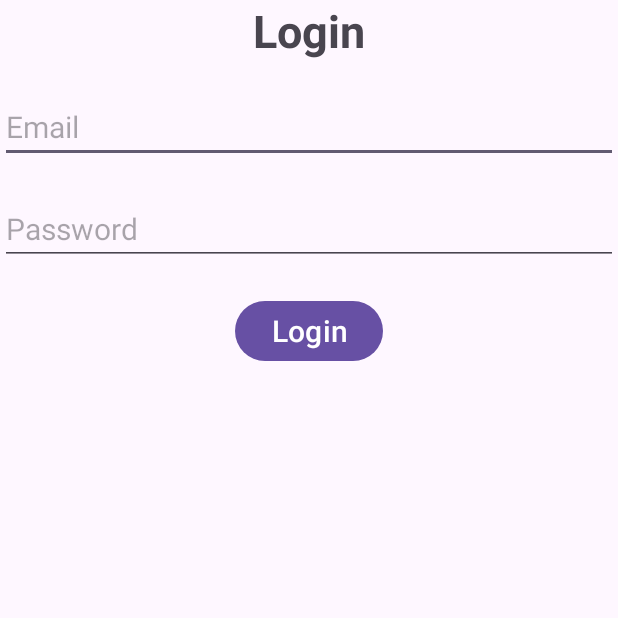
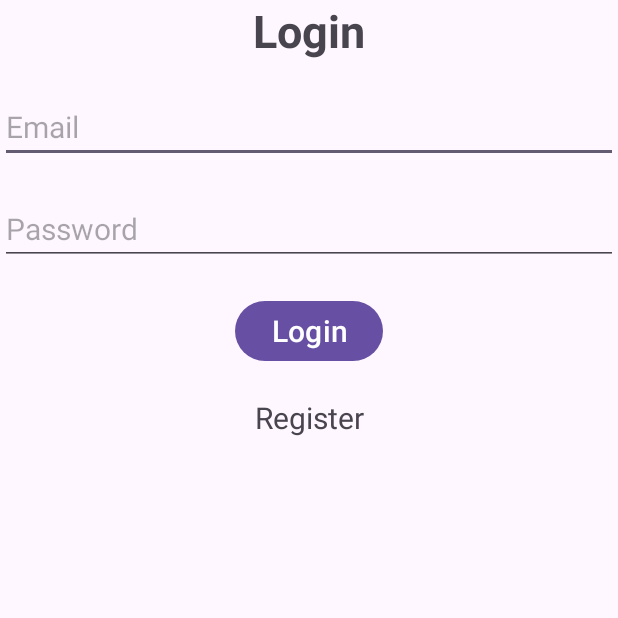
Before and after one commit to taut0logy/MyApplication, an Android app: the screen it shows after launch (LoginActivity), on a phone screen of 412 x 824 dp, the top half of it. Run offline under Robolectric (Android 15) with nearby library versions, the light colour scheme and no system bars; our stand-ins replace Firebase (no records; nobody signed in at launch, a user with empty details on screens opened directly); 1 statement that could not run was skipped.

Commit message:
Added Firebase

```diff
--- a/app/src/main/AndroidManifest.xml
+++ b/app/src/main/AndroidManifest.xml
@@ -25,7 +25,7 @@
             </intent-filter>
         </activity>
         <activity
-            android:name=".InputActivity"
+            android:name=".SigninActivity"
             android:exported="false" />
         <activity
             android:name=".ProfileActivity"
--- a/app/src/main/java/com/example/myapplication/LoginActivity.java
+++ b/app/src/main/java/com/example/myapplication/LoginActivity.java
@@ -6,6 +6,7 @@ import androidx.appcompat.app.AppCompatActivity;
 import android.os.Bundle;
 import android.widget.Button;
 import android.widget.EditText;
+import android.widget.TextView;
 
 import com.google.firebase.auth.FirebaseAuth;
 import com.google.firebase.database.DataSnapshot;
@@ -28,21 +29,25 @@ public class LoginActivity extends AppCompatActivity {
         //add user to database
         database.getReference().child("users").child("1").setValue(user);
 
+        etEmail=findViewById(R.id.et_email);
+        etPassword=findViewById(R.id.et_password);
         btnLogin=findViewById(R.id.btn_login);
         btnLogin.setOnClickListener(v-> {
-            String email = etEmail.getText().toString();
-            String password = etPassword.getText().toString();
+            String email= etEmail.getText().toString();
+            String password= etPassword.getText().toString();
             User newUser=new User("Ahsan",email,password);
             database.getReference().child("users").child("2").setValue(newUser);
         });
 
+        TextView tv=findViewById(R.id.tv_register);
         //DataSnapshot dataSnapshot= database.getReference().child("users").child("1").get().getResult();
         //System.out.println(dataSnapshot.getValue(User.class));
         database.getReference().addListenerForSingleValueEvent(new ValueEventListener() {
             @Override
             public void onDataChange(@NonNull DataSnapshot snapshot) {
-                User user=snapshot.getValue(User.class);
-                System.out.println(user);
+                User user=snapshot.child("users").child("1").getValue(User.class);
+                assert user != null;
+                tv.setText(user.toString());
             }
 
             @Override
--- a/app/src/main/java/com/example/myapplication/InputActivity.java
+++ b/app/src/main/java/com/example/myapplication/SigninActivity.java
@@ -2,13 +2,9 @@ package com.example.myapplication;
 
 import androidx.appcompat.app.AppCompatActivity;
 
-import android.content.Intent;
 import android.os.Bundle;
-import android.widget.Button;
-import android.widget.EditText;
-import android.widget.TextView;
 
-public class InputActivity extends AppCompatActivity {
+public class SigninActivity extends AppCompatActivity {
 
     @Override
     protected void onCreate(Bundle savedInstanceState) {
--- a/app/src/main/res/layout/activity_input.xml
+++ b/app/src/main/res/layout/activity_input.xml
@@ -4,7 +4,7 @@
     xmlns:tools="http://schemas.android.com/tools"
     android:layout_width="match_parent"
     android:layout_height="match_parent"
-    tools:context=".InputActivity">
+    tools:context=".SigninActivity">
 
     <EditText
         android:id="@+id/etName"
--- a/app/src/main/res/layout/activity_login.xml
+++ b/app/src/main/res/layout/activity_login.xml
@@ -47,5 +47,16 @@
         app:layout_constraintEnd_toEndOf="parent"
         app:layout_constraintStart_toStartOf="parent"/>
 
+    <TextView
+        android:id="@+id/tv_register"
+        android:layout_width="wrap_content"
+        android:layout_height="wrap_content"
+        android:layout_marginTop="20dp"
+        android:text="Register"
+        android:textSize="20sp"
+        app:layout_constraintTop_toBottomOf="@id/btn_login"
+        app:layout_constraintEnd_toEndOf="parent"
+        app:layout_constraintStart_toStartOf="parent"/>
+
 
 </androidx.constraintlayout.widget.ConstraintLayout>
```
